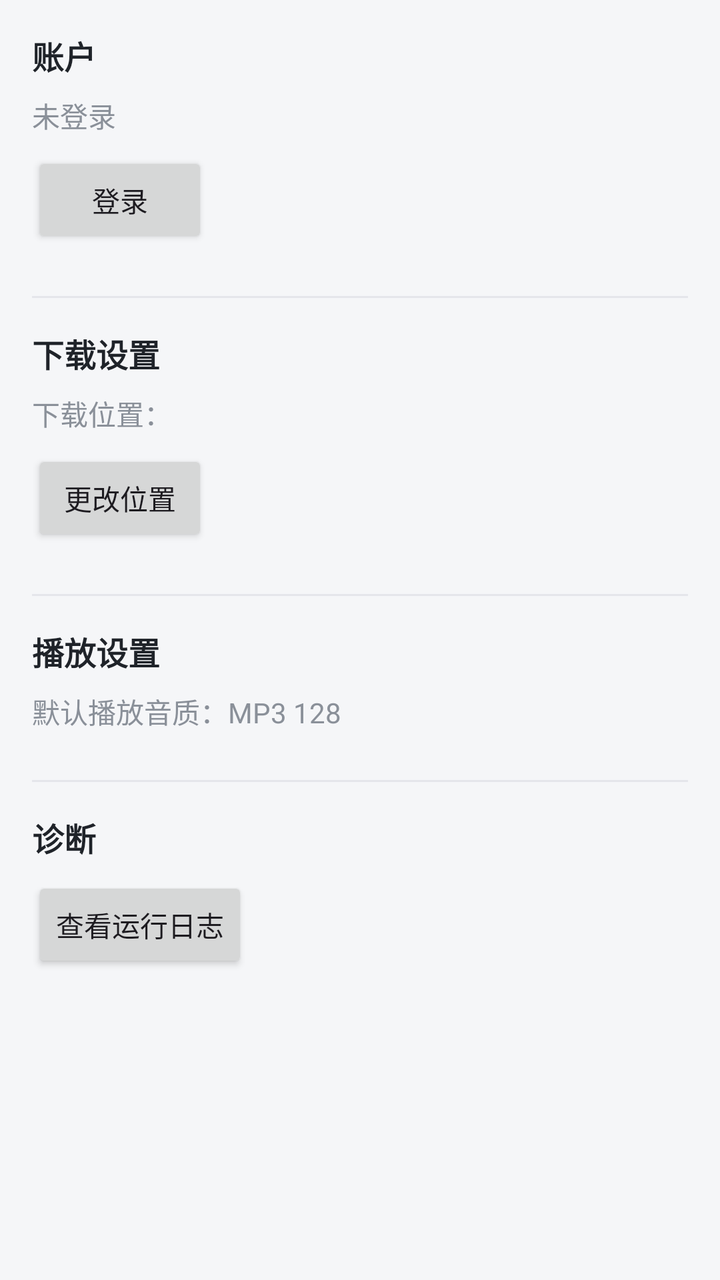
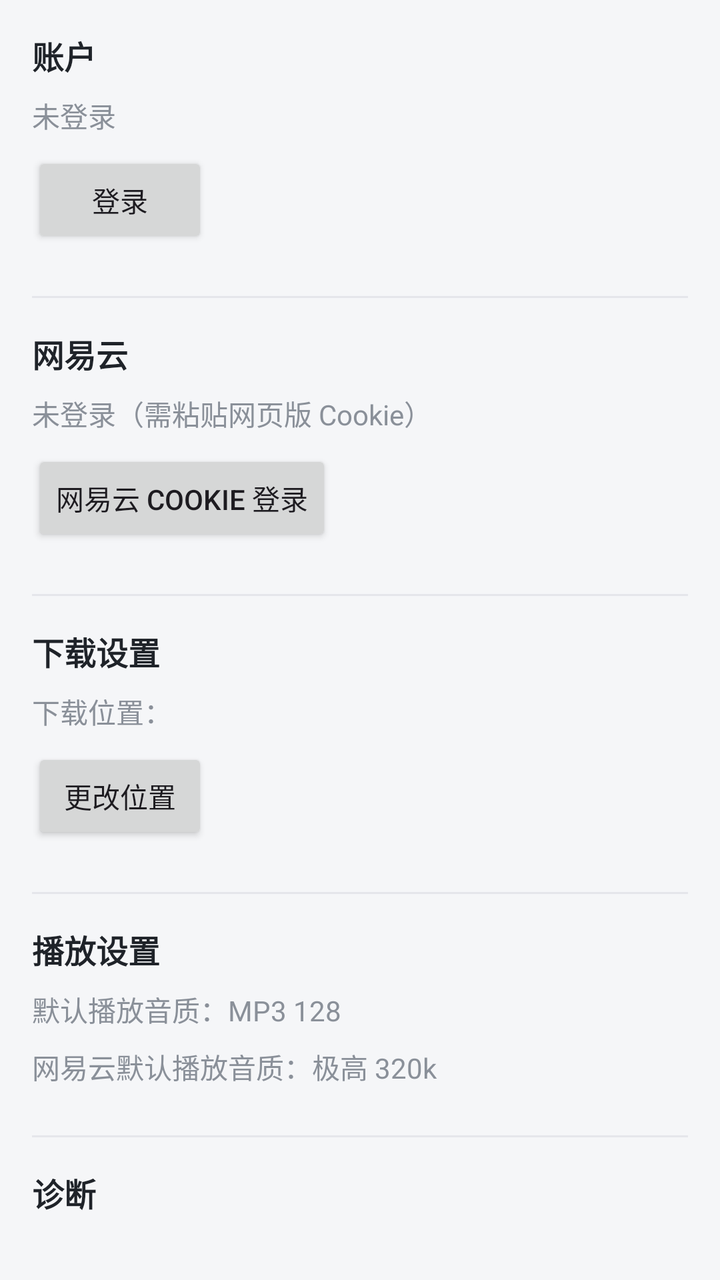

Compare the two renders of this Android layout. The source of the first and the diff that turns it into the second are given below.
<!-- AndroidManifest.xml: application theme Theme.BaiJi -->
<!-- res/layout/fragment_settings.xml -->
<?xml version="1.0" encoding="utf-8"?>
<LinearLayout xmlns:android="http://schemas.android.com/apk/res/android"
    android:layout_width="match_parent"
    android:layout_height="match_parent"
    android:orientation="vertical"
    android:padding="16dp">

    <TextView
        android:layout_width="wrap_content"
        android:layout_height="wrap_content"
        android:text="账户"
        android:textSize="16sp"
        android:textStyle="bold"
        android:textColor="@color/text_primary" />

    <TextView
        android:id="@+id/textLogin"
        android:layout_width="match_parent"
        android:layout_height="wrap_content"
        android:layout_marginTop="8dp"
        android:text="未登录"
        android:textColor="@color/text_secondary" />

    <Button
        android:id="@+id/btnLogin"
        android:layout_width="wrap_content"
        android:layout_height="wrap_content"
        android:layout_marginTop="8dp"
        android:text="@string/login" />

    <View
        android:layout_width="match_parent"
        android:layout_height="1dp"
        android:background="@color/divider"
        android:layout_marginTop="24dp" />

    <TextView
        android:layout_width="wrap_content"
        android:layout_height="wrap_content"
        android:layout_marginTop="16dp"
        android:text="下载设置"
        android:textSize="16sp"
        android:textStyle="bold"
        android:textColor="@color/text_primary" />

    <TextView
        android:id="@+id/textPath"
        android:layout_width="match_parent"
        android:layout_height="wrap_content"
        android:layout_marginTop="8dp"
        android:text="下载位置："
        android:textColor="@color/text_secondary" />

    <Button
        android:id="@+id/btnPickPath"
        android:layout_width="wrap_content"
        android:layout_height="wrap_content"
        android:layout_marginTop="8dp"
        android:text="@string/change_location" />

    <View
        android:layout_width="match_parent"
        android:layout_height="1dp"
        android:background="@color/divider"
        android:layout_marginTop="24dp" />

    <TextView
        android:layout_width="wrap_content"
        android:layout_height="wrap_content"
        android:layout_marginTop="16dp"
        android:text="播放设置"
        android:textSize="16sp"
        android:textStyle="bold"
        android:textColor="@color/text_primary" />

    <LinearLayout
        android:id="@+id/rowPlaybackQuality"
        android:layout_width="match_parent"
        android:layout_height="wrap_content"
        android:orientation="vertical"
        android:paddingTop="8dp"
        android:clickable="true"
        android:focusable="true">

        <TextView
            android:id="@+id/textPlaybackQuality"
            android:layout_width="match_parent"
            android:layout_height="wrap_content"
            android:text="默认播放音质：MP3 128"
            android:textColor="@color/text_secondary" />
    </LinearLayout>

    <View
        android:layout_width="match_parent"
        android:layout_height="1dp"
        android:background="@color/divider"
        android:layout_marginTop="24dp" />

    <TextView
        android:layout_width="wrap_content"
        android:layout_height="wrap_content"
        android:layout_marginTop="16dp"
        android:text="诊断"
        android:textSize="16sp"
        android:textStyle="bold"
        android:textColor="@color/text_primary" />

    <Button
        android:id="@+id/btnViewLog"
        android:layout_width="wrap_content"
        android:layout_height="wrap_content"
        android:layout_marginTop="8dp"
        android:text="查看运行日志" />

</LinearLayout>
<!-- resources referenced by this layout -->
<resources>
  <color name="divider">#FFE5E6EB</color>
  <color name="text_primary">#FF1F2329</color>
  <color name="text_secondary">#FF8A9099</color>
  <string name="change_location">更改位置</string>
  <string name="login">登录</string>
  <style name="Theme.BaiJi" parent="Theme.Material3.DayNight.NoActionBar">
          <item name="colorPrimary">@color/primary</item>
          <item name="colorPrimaryDark">@color/primary_dark</item>
          <item name="colorSecondary">@color/accent</item>
          <item name="android:statusBarColor">@color/primary</item>
          <item name="android:windowBackground">@color/bg</item>
      </style>
  <color name="primary">#FF2E6BE6</color>
  <color name="primary_dark">#FF1B4FBF</color>
  <color name="accent">#FF2E6BE6</color>
  <color name="bg">#FFF5F6F8</color>
</resources>

<!-- the commit's change to res/layout/fragment_settings.xml (unified diff, before → after) -->
@@ -27,6 +27,36 @@
         android:layout_height="wrap_content"
         android:layout_marginTop="8dp"
         android:text="@string/login" />
+
+    <View
+        android:layout_width="match_parent"
+        android:layout_height="1dp"
+        android:background="@color/divider"
+        android:layout_marginTop="24dp" />
+
+    <TextView
+        android:layout_width="wrap_content"
+        android:layout_height="wrap_content"
+        android:layout_marginTop="16dp"
+        android:text="网易云"
+        android:textSize="16sp"
+        android:textStyle="bold"
+        android:textColor="@color/text_primary" />
+
+    <TextView
+        android:id="@+id/textNeteaseState"
+        android:layout_width="match_parent"
+        android:layout_height="wrap_content"
+        android:layout_marginTop="8dp"
+        android:text="未登录（需粘贴网页版 Cookie）"
+        android:textColor="@color/text_secondary" />
+
+    <Button
+        android:id="@+id/btnNeteaseLogin"
+        android:layout_width="wrap_content"
+        android:layout_height="wrap_content"
+        android:layout_marginTop="8dp"
+        android:text="网易云 Cookie 登录" />
 
     <View
         android:layout_width="match_parent"
@@ -90,6 +120,23 @@
             android:textColor="@color/text_secondary" />
     </LinearLayout>
 
+    <LinearLayout
+        android:id="@+id/rowNeteaseQuality"
+        android:layout_width="match_parent"
+        android:layout_height="wrap_content"
+        android:orientation="vertical"
+        android:paddingTop="8dp"
+        android:clickable="true"
+        android:focusable="true">
+
+        <TextView
+            android:id="@+id/textNeteaseQuality"
+            android:layout_width="match_parent"
+            android:layout_height="wrap_content"
+            android:text="网易云默认播放音质：极高 320k"
+            android:textColor="@color/text_secondary" />
+    </LinearLayout>
+
     <View
         android:layout_width="match_parent"
         android:layout_height="1dp"
